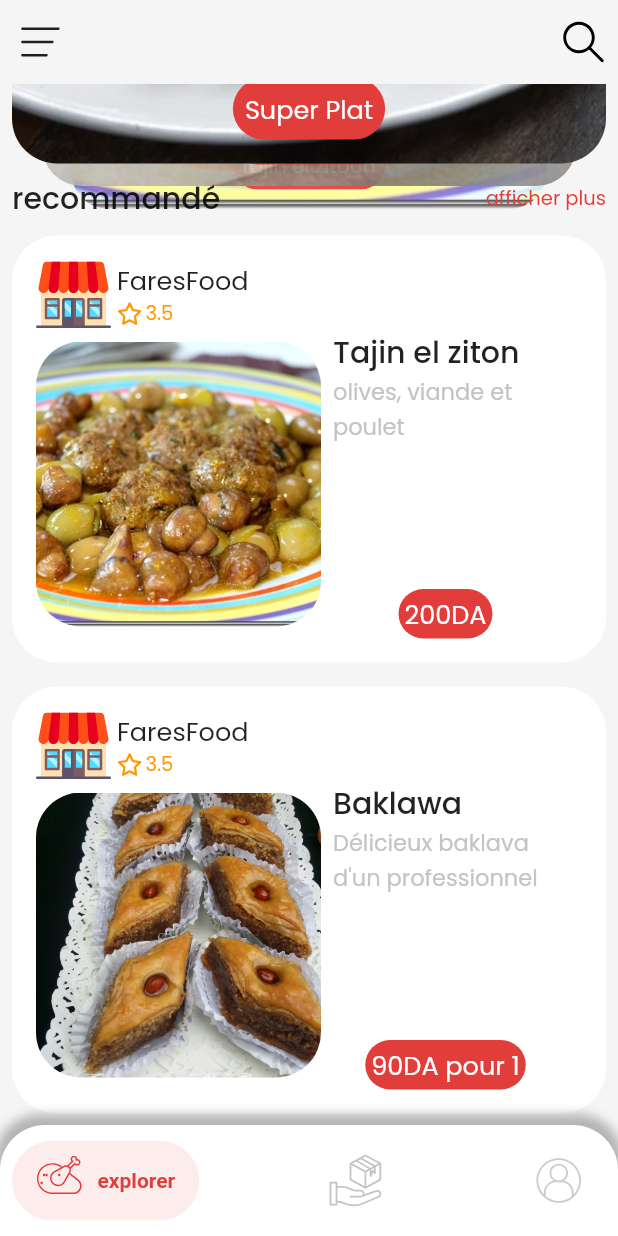
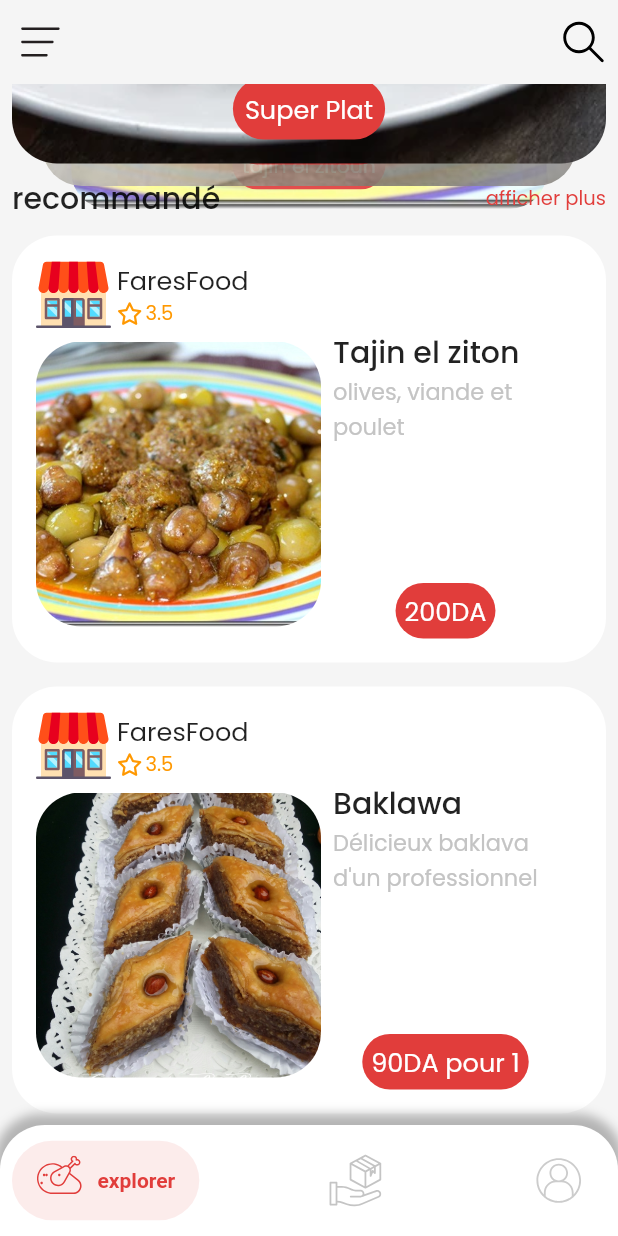
Before and after one commit to HoussemRabah/maclat, a Flutter app: the HomeScreen screen opened directly, scrolled down 766 dp, on a phone screen of 412 x 824 dp. Run offline on Flutter 3.47's test engine with Material 2 defaults, Android fonts, the phone set to English and light mode, and no system bars; drawn by our look-alikes of badges, card_swiper, salomon_bottom_bar; our stand-ins replace dots_indicator, flutter_custom_clippers, flutter_svg, font_awesome_flutter, line_icons.

Commit message:
improve UI

```diff
--- a/lib/UI/Widgets/cardswiper.dart
+++ b/lib/UI/Widgets/cardswiper.dart
@@ -20,16 +20,18 @@ class _CardSwiperState extends State<CardSwiper> {
     return Column(
       children: [
         Container(
+          width: MediaQuery.of(context).size.width - 16.0,
           height: 222,
           child: Swiper(
             itemBuilder: (BuildContext context, int index) {
               return Image.asset(
                 'assets/proto/cardads1.png',
-                height: 50,
-                width: 50,
+                width: MediaQuery.of(context).size.width - 16.0,
+                fit: BoxFit.fitWidth,
               );
             },
             itemCount: widget.cards.length,
+            itemWidth: MediaQuery.of(context).size.width - 16.0,
             index: _index,
             onIndexChanged: (index) {
               _index = index;
--- a/lib/UI/Widgets/foodcard.dart
+++ b/lib/UI/Widgets/foodcard.dart
@@ -69,7 +69,7 @@ class _FoodCardState extends State<FoodCard> {
                     ),
                     Spacer(),
                     Container(
-                      padding: EdgeInsets.all(4.0),
+                      padding: EdgeInsets.all(6.0),
                       decoration:
                           BoxDecoration(borderRadius: radius, color: mainColor),
                       child: Text(
--- a/lib/UI/Widgets/storelabel.dart
+++ b/lib/UI/Widgets/storelabel.dart
@@ -35,6 +35,7 @@ class _StoreLabelState extends State<StoreLabel> {
             ),
             Row(
               mainAxisAlignment: MainAxisAlignment.center,
+              crossAxisAlignment: CrossAxisAlignment.center,
               children: [
                 Icon(
                   FontAwesomeIcons.star,
```
